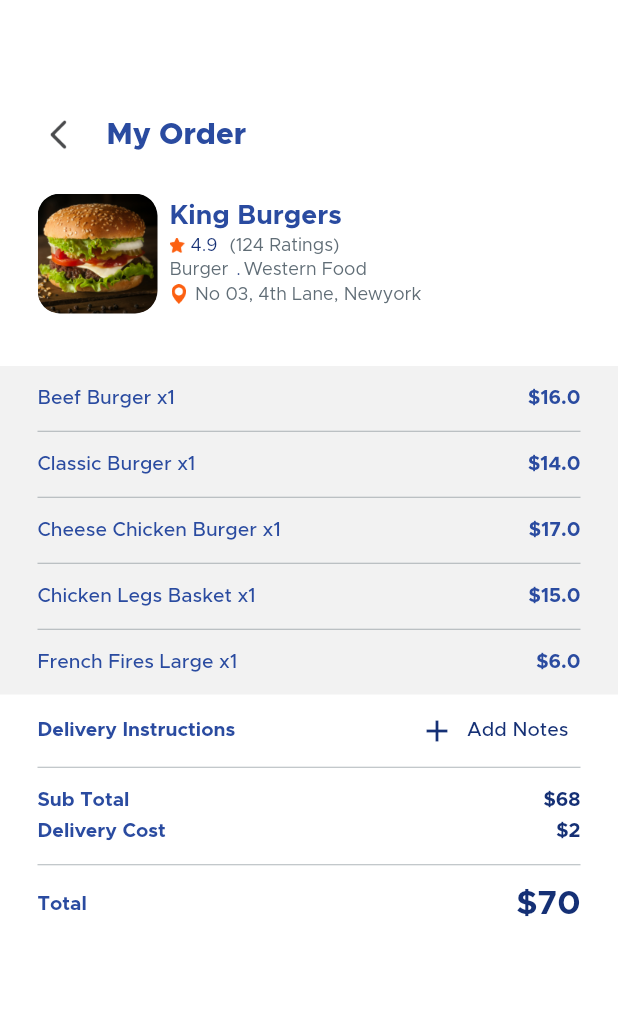
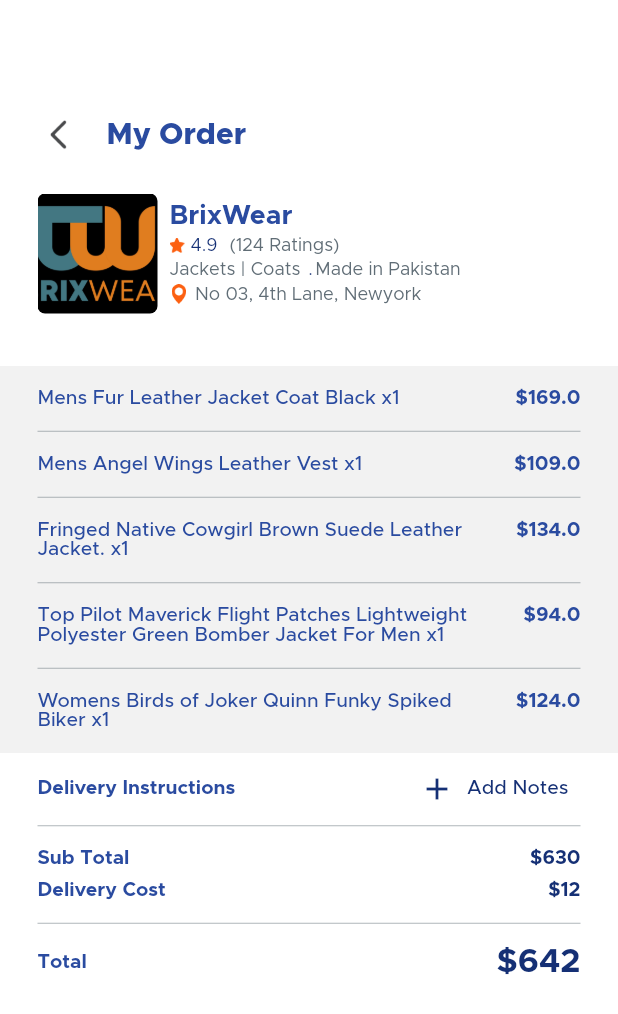
Before and after one commit to waqarfarooq444/footwear_ovais_flutter_ui, a Flutter app: the MyOrderView screen opened directly, on a phone screen of 412 x 824 dp. Shown: the top 1014 px of the screen. Run offline on Flutter 3.47's test engine with Material 2 defaults, Android fonts, the phone set to English and light mode, and no system bars; drawn by our look-alikes of flutter_easyloading; our stand-ins replace flutter_rating_bar, flutter_timezone, get_it, image_picker, shared_preferences; accounts and stored records are empty.

Commit message:
brixWear_Flutter_GettingStarted

```diff
--- a/lib/view/menu/menu_view.dart
+++ b/lib/view/menu/menu_view.dart
@@ -15,23 +15,23 @@ class MenuView extends StatefulWidget {
 class _MenuViewState extends State<MenuView> {
   List menuArr = [
     {
-      "name": "Food",
-      "image": "assets/img/menu_1.png",
+      "name": "Fur Lined Leather",
+      "image": "assets/img/fur_lined_leather.png",
       "items_count": "120",
     },
     {
-      "name": "Beverages",
-      "image": "assets/img/menu_2.png",
+      "name": "Ladies Sheepskin",
+      "image": "assets/img/khatoon.jpg",
       "items_count": "220",
     },
     {
-      "name": "Desserts",
-      "image": "assets/img/menu_3.png",
+      "name": "Cow Boy Pilot",
+      "image": "assets/img/pilot.jpg",
       "items_count": "155",
     },
     {
       "name": "Promotions",
-      "image": "assets/img/menu_4.png",
+      "image": "assets/img/promotions.png",
       "items_count": "25",
     },
   ];
@@ -69,7 +69,7 @@ class _MenuViewState extends State<MenuView> {
                       mainAxisAlignment: MainAxisAlignment.spaceBetween,
                       children: [
                         Text(
-                          "Menu",
+                          "BrixWear",
                           style: TextStyle(
                               color: TColor.primaryText,
                               fontSize: 20,
--- a/lib/view/more/my_order_view.dart
+++ b/lib/view/more/my_order_view.dart
@@ -10,11 +10,24 @@ class MyOrderView extends StatefulWidget {
 
 class _MyOrderViewState extends State<MyOrderView> {
   List itemArr = [
-    {"name": "Beef Burger", "qty": "1", "price": 16.0},
-    {"name": "Classic Burger", "qty": "1", "price": 14.0},
-    {"name": "Cheese Chicken Burger", "qty": "1", "price": 17.0},
-    {"name": "Chicken Legs Basket", "qty": "1", "price": 15.0},
-    {"name": "French Fires Large", "qty": "1", "price": 6.0}
+    {"name": "Mens Fur Leather Jacket Coat Black", "qty": "1", "price": 169.0},
+    {"name": "Mens Angel Wings Leather Vest", "qty": "1", "price": 109.0},
+    {
+      "name": "Fringed Native Cowgirl Brown Suede Leather Jacket.",
+      "qty": "1",
+      "price": 134.0
+    },
+    {
+      "name":
+          "Top Pilot Maverick Flight Patches Lightweight Polyester Green Bomber Jacket For Men",
+      "qty": "1",
+      "price": 94.0
+    },
+    {
+      "name": "Womens Birds of Joker Quinn Funky Spiked Biker",
+      "qty": "1",
+      "price": 124.0
+    }
   ];
 
   @override
@@ -62,9 +75,9 @@ class _MyOrderViewState extends State<MyOrderView> {
                 child: Row(
                   children: [
                     ClipRRect(
-                        borderRadius: BorderRadius.circular(15),
+                        borderRadius: BorderRadius.circular(5),
                         child: Image.asset(
-                          "assets/img/shop_logo.png",
+                          "assets/img/logo_black.jpeg",
                           width: 80,
                           height: 80,
                           fit: BoxFit.cover,
@@ -77,7 +90,7 @@ class _MyOrderViewState extends State<MyOrderView> {
                         crossAxisAlignment: CrossAxisAlignment.start,
                         children: [
                           Text(
-                            "King Burgers",
+                            "BrixWear",
                             textAlign: TextAlign.center,
                             style: TextStyle(
                                 color: TColor.primaryText,
@@ -123,7 +136,7 @@ class _MyOrderViewState extends State<MyOrderView> {
                             mainAxisAlignment: MainAxisAlignment.start,
                             children: [
                               Text(
-                                "Burger",
+                                "Jackets | Coats",
                                 textAlign: TextAlign.center,
                                 style: TextStyle(
                                     color: TColor.secondaryText, fontSize: 12),
@@ -135,7 +148,7 @@ class _MyOrderViewState extends State<MyOrderView> {
                                     color: TColor.primary, fontSize: 12),
                               ),
                               Text(
-                                "Western Food",
+                                "Made in Pakistan",
                                 textAlign: TextAlign.center,
                                 style: TextStyle(
                                     color: TColor.secondaryText, fontSize: 12),
@@ -271,7 +284,7 @@ class _MyOrderViewState extends State<MyOrderView> {
                               fontWeight: FontWeight.w700),
                         ),
                         Text(
-                          "\$68",
+                          "\$630",
                           style: TextStyle(
                               color: TColor.primary,
                               fontSize: 13,
@@ -294,7 +307,7 @@ class _MyOrderViewState extends State<MyOrderView> {
                               fontWeight: FontWeight.w700),
                         ),
                         Text(
-                          "\$2",
+                          "\$12",
                           style: TextStyle(
                               color: TColor.primary,
                               fontSize: 13,
@@ -324,7 +337,7 @@ class _MyOrderViewState extends State<MyOrderView> {
                               fontWeight: FontWeight.w700),
                         ),
                         Text(
-                          "\$70",
+                          "\$642",
                           style: TextStyle(
                               color: TColor.primary,
                               fontSize: 22,
--- a/lib/view/on_boarding/on_boarding_view.dart
+++ b/lib/view/on_boarding/on_boarding_view.dart
@@ -16,21 +16,21 @@ class _OnBoardingViewState extends State<OnBoardingView> {
 
   List pageArr = [
     {
-      "title": "Find Food You Love",
+      "title": "Winter Style, Celeb Vibe",
       "subtitle":
-          "Discover the best foods from over 1,000\nrestaurants and fast delivery to your\ndoorstep",
-      "image": "assets/img/on_boarding_1.png",
+          "Explore top-notch jackets with diverse choices\nin material, colors, size with customization,\nall swiftly delivered to your doorstep.",
+      "image": "assets/img/logo_white.jpg",
     },
     {
       "title": "Fast Delivery",
-      "subtitle": "Fast food delivery to your home, office\n wherever you are",
-      "image": "assets/img/on_boarding_2.png",
+      "subtitle": "Fast home delivery, office\n wherever you are",
+      "image": "assets/img/delivery.png",
     },
     {
-      "title": "Live Tracking",
+      "title": "Bulk Byuing",
       "subtitle":
-          "Real time tracking of your food on the app\nonce you placed the order",
-      "image": "assets/img/on_boarding_3.png",
+          "Save 10% on Amazon's Brixwear shelf \nwhen you buy a dozen items through our app.",
+      "image": "assets/img/amazone.png",
     },
   ];
 
--- a/lib/view/profile/profile_view.dart
+++ b/lib/view/profile/profile_view.dart
@@ -103,7 +103,7 @@ class _ProfileViewState extends State<ProfileView> {
             ),
           ),
           Text(
-            "Hi there Emilia!",
+            "Hi there Sir Bilal!",
             style: TextStyle(
                 color: TColor.primaryText,
                 fontSize: 16,
```
Also changed, not shown: assets/img/amazone.png (added), assets/img/delivery.png (added), assets/img/fur_lined_leather.png (added), assets/img/khatoon.jpg (added), assets/img/logo_black.jpeg (added), assets/img/logo_white.jpg (added), assets/img/pilot.jpg (added), assets/img/promotions.png (added), 1 other file.
